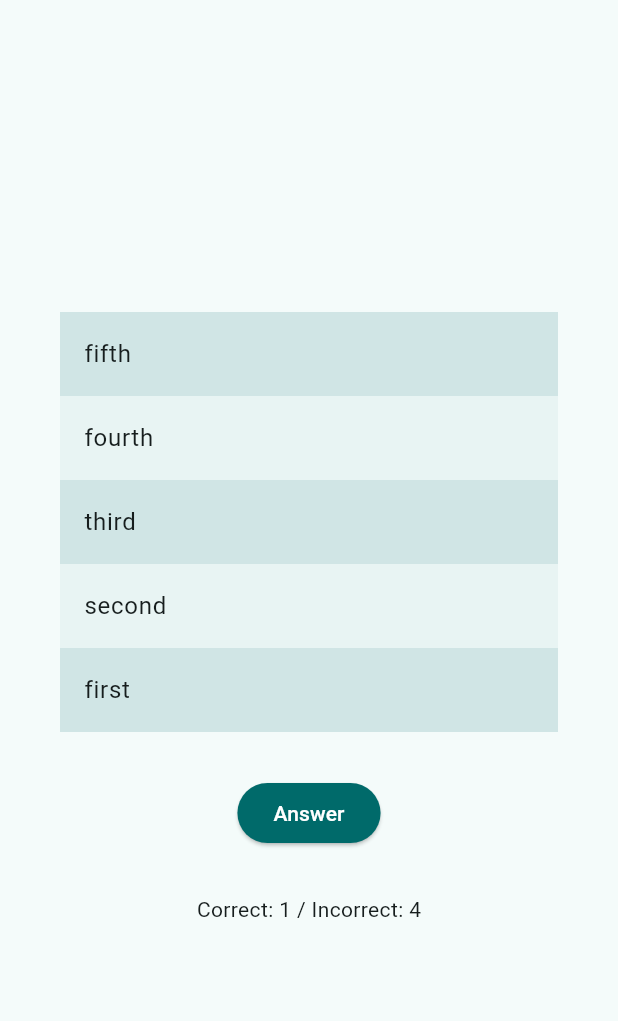
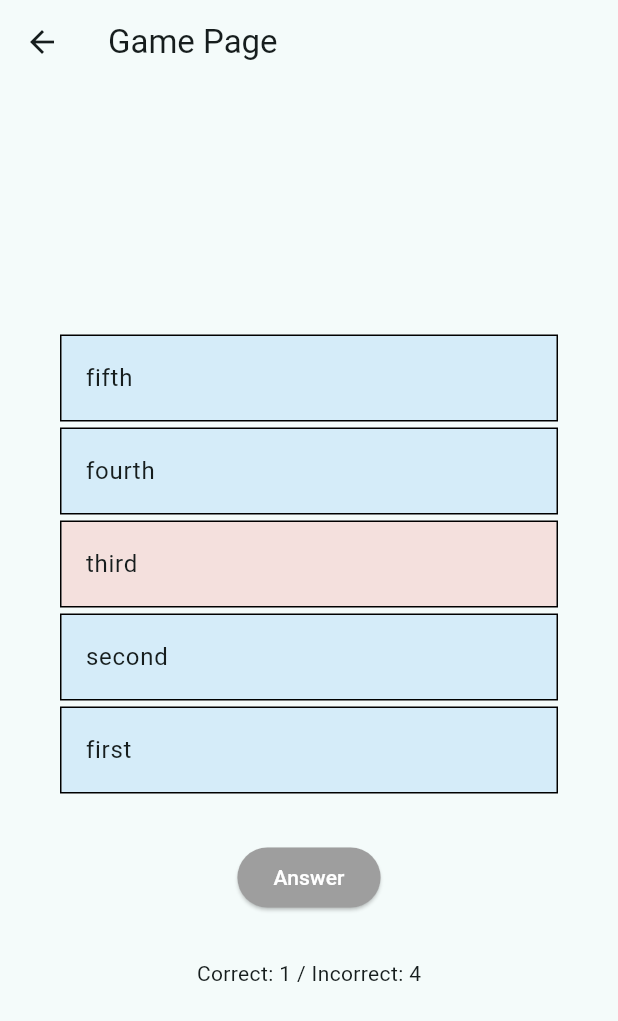
Before and after one commit to dongri727/chronomap-mobile, a Flutter app: the GamePage screen opened directly, after a tap on "Answer", on a phone screen of 412 x 824 dp. Shown: the top 1021 px of the screen. Run offline on Flutter 3.47's test engine with Material 3 defaults, Android fonts, the phone set to English and light mode, and no system bars; missing offline and left inert: acorn_client, serverpod_flutter.

Commit message:
正誤判定で色付け

```diff
--- a/lib/game_page.dart
+++ b/lib/game_page.dart
@@ -9,7 +9,10 @@ class GamePage extends StatefulWidget {
 
 class GamePageState extends State<GamePage> {
   final List<int> _items = List<int>.generate(5, (int index) => index);
-  final List<String> _ansewrs = ['first', 'second', 'third', 'fourth', 'fifth'];
+  final Color correctColor = Colors.red.withOpacity(0.15);
+  final Color IncorrectColor = Colors.blue.withOpacity(0.15);
+  final List<String> ansewrs = ['first', 'second', 'third', 'fourth', 'fifth'];
+  final List<Color> colors = List.filled(5, Colors.grey.withOpacity(0.15));
   late List<String> _options;
   int correctAnswer = 0;
   int incorrectAnswer = 0;
@@ -17,32 +20,43 @@ class GamePageState extends State<GamePage> {
   @override
   initState() {
     super.initState();
-    _options = List<String>.from(_ansewrs)..shuffle();
+    _options = List<String>.from(ansewrs)..shuffle();
     print(_items);
-    print(_ansewrs);
+    print(ansewrs);
     print(_options);
+    print(colors);
   }
 
   @override
   Widget build(BuildContext context) {
     final ColorScheme colorScheme = Theme.of(context).colorScheme;
 
-    final Color oddItemColor = colorScheme.primary.withOpacity(0.05);
-    final Color evenItemColor = colorScheme.primary.withOpacity(0.15);
-
-    return Material(
-      child: Column(
+    return Scaffold(
+      appBar: AppBar(
+        title: const Text('Game Page'),
+      ),
+      body: Column(
         mainAxisAlignment: MainAxisAlignment.center,
         children: [
-          ReorderableListView(
+          Material(
+            child: ReorderableListView(
               shrinkWrap: true,
               padding: const EdgeInsets.symmetric(horizontal: 40),
               children: <Widget>[
                 for (int index = 0; index < _items.length; index += 1)
-                ListTile(
+                  Container(
+                    margin: const EdgeInsets.symmetric(vertical: 2),
+                    decoration: BoxDecoration(
+                      border: Border.all(
+                        color: Colors.black, // 枠線の色
+                        width: 1.0, // 枠線の幅
+                      ),
+                    ),
                     key: Key('$index'),
-                  tileColor: _items[index].isOdd ? oddItemColor : evenItemColor,
+                    child: ListTile(
+                      tileColor: colors[index],
                       title: Text(_options[_items[index]]),
+                    ),
                   ),
               ],
               onReorder: (int oldIndex, int newIndex) {
@@ -55,25 +69,25 @@ class GamePageState extends State<GamePage> {
                 });
               },
             ),
+          ),
           const SizedBox(
             height: 30,
           ),
           ElevatedButton(
-              style: ButtonStyle(
-                  backgroundColor:
-                      MaterialStateProperty.all<Color>(colorScheme.primary),
-                  foregroundColor:
-                      MaterialStatePropertyAll(colorScheme.onPrimary)),
+              style: ElevatedButton.styleFrom(
+                  backgroundColor: Colors.grey, foregroundColor: Colors.white),
               onPressed: () {
                 correctAnswer = 0;
                 incorrectAnswer = 0;
                 for (int index = 0; index < _items.length; index += 1) {
                   print(
-                      'answer: ${_ansewrs[index]} / option: ${_options[_items[index]]}');
-                  if (_ansewrs[index] == _options[_items[index]]) {
+                      'answer: ${ansewrs[index]} / option: ${_options[_items[index]]}');
+                  if (ansewrs[index] == _options[_items[index]]) {
                     correctAnswer += 1;
+                    colors[index] = correctColor;
                   } else {
                     incorrectAnswer += 1;
+                    colors[index] = IncorrectColor;
                   }
                 }
                 setState(() {});
```
Lines whose indentation alone changed are shown as unchanged.
